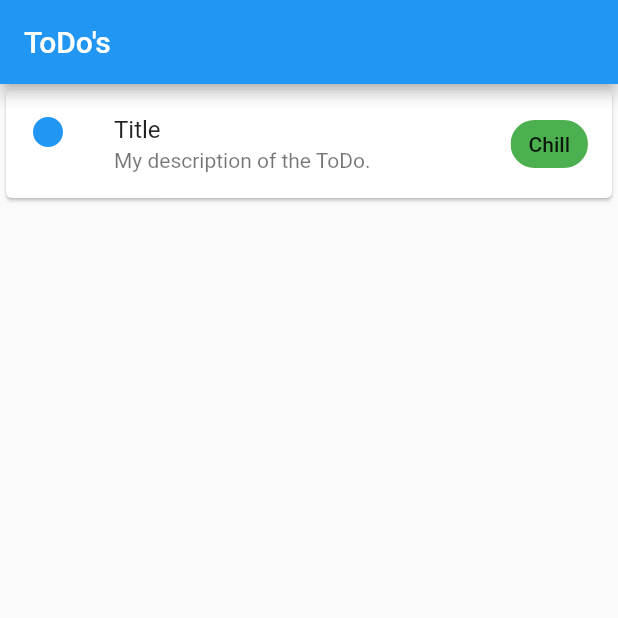
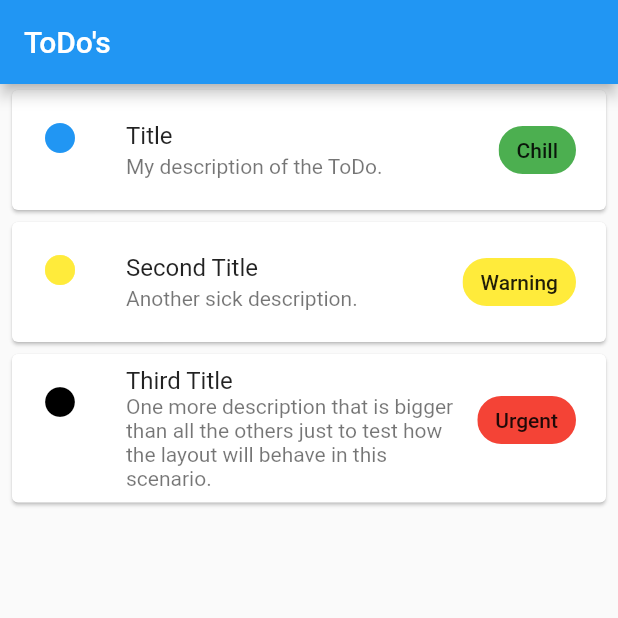
Before and after one commit to felipe-goes/todo_app, a Flutter app: the screen it shows after launch, on a phone screen of 412 x 824 dp, the top half of it. Run offline on Flutter 3.47's test engine with Material 2 defaults, Android fonts, the phone set to English and light mode, and no system bars.

Commit message:
# Added padding and created the ToDo class.

```diff
--- a/lib/main.dart
+++ b/lib/main.dart
@@ -11,50 +11,75 @@ class ToDoApp extends StatelessWidget {
       theme: ThemeData(
         primarySwatch: Colors.blue,
       ),
-      home: ToDoList(
-        title: 'Title',
-        description: 'My description of the ToDo.',
-        tag: 'Chill',
-        color: 'blue',
-      ),
+      home: ToDoListPage(),
     );
   }
 }
 
-class ToDoList extends StatelessWidget {
-  final String title;
-  final String? description;
-  final String? tag;
-  final String? color;
-
-  ToDoList({required this.title, this.description, this.tag, this.color});
-
+class ToDoListPage extends StatelessWidget {
   @override
   Widget build(BuildContext context) {
     return Scaffold(
       appBar: AppBar(
         title: Text('ToDo\'s'),
       ),
-      body: Column(
+      body: ListView(
         children: <Widget>[
-          Card(
+          ToDoCard(ToDo(
+            title: 'Title',
+            description: 'My description of the ToDo.',
+            tag: 'Chill',
+            color: 'blue',
+          )),
+          ToDoCard(ToDo(
+            title: 'Second Title',
+            description: 'Another sick description.',
+            tag: 'Warning',
+            color: 'yellow',
+          )),
+          ToDoCard(ToDo(
+            title: 'Third Title',
+            description:
+                'One more description that is bigger than all the others just to test how the layout will behave in this scenario.',
+            tag: 'Urgent',
+            color: 'black',
+          )),
+        ],
+      ),
+    );
+  }
+}
+
+class ToDoCard extends StatelessWidget {
+  final ToDo toDo;
+
+  ToDoCard(this.toDo);
+
+  @override
+  Widget build(BuildContext context) {
+    return Padding(
+      padding: EdgeInsets.symmetric(horizontal: 4),
+      child: Card(
+        child: Padding(
+          padding: EdgeInsets.all(4),
           child: ListTile(
             leading: Icon(
               Icons.circle,
-                color: this.color == null ? null : chooseColor(this.color),
+              color:
+                  this.toDo.color == null ? null : chooseColor(this.toDo.color),
             ),
-              title: Text(this.title),
-              subtitle:
-                  this.description == null ? null : Text(this.description!),
-              trailing: this.tag == null
+            title: Text(this.toDo.title),
+            subtitle: this.toDo.description == null
+                ? null
+                : Text(this.toDo.description!),
+            trailing: this.toDo.tag == null
                 ? null
                 : Chip(
-                      label: Text(this.tag!),
-                      backgroundColor: chooseTag(this.tag!),
+                    label: Text(this.toDo.tag!),
+                    backgroundColor: chooseTag(this.toDo.tag!),
                   ),
           ),
         ),
-        ],
       ),
     );
   }
@@ -83,3 +108,12 @@ class ToDoList extends StatelessWidget {
     return colors[color];
   }
 }
+
+class ToDo {
+  final String title;
+  final String? description;
+  final String? tag;
+  final String? color;
+
+  ToDo({required this.title, this.description, this.tag, this.color});
+}
```
Lines whose indentation alone changed are shown as unchanged.
